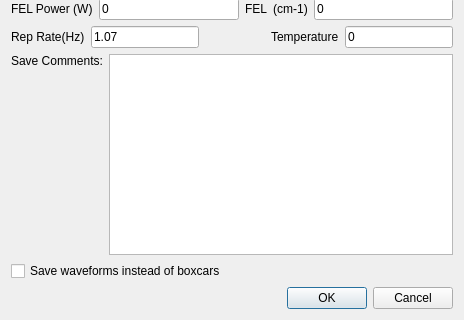
First picture: the form in Settings.ui, repository SherwinGroup/SPEXSidebands-fuzzy, before the edit; both pictures show x 0 to 464 and y 190 to 510 of the 464 by 510 pixel window.
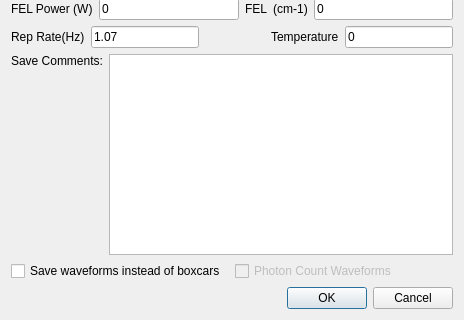
Second picture: the form after the edit. Custom widgets are drawn as their Qt base class.

Commit message: Preliminary Photon Counting

```diff
--- a/Settings.ui
+++ b/Settings.ui
@@ -366,11 +366,25 @@
     </layout>
    </item>
    <item>
+    <layout class="QHBoxLayout" name="horizontalLayout_12">
+     <item>
     <widget class="QCheckBox" name="cbSaveWaveforms">
      <property name="text">
       <string>Save waveforms instead of boxcars</string>
      </property>
     </widget>
+     </item>
+     <item>
+      <widget class="QCheckBox" name="cbPC">
+       <property name="enabled">
+        <bool>false</bool>
+       </property>
+       <property name="text">
+        <string>Photon Count Waveforms</string>
+       </property>
+      </widget>
+     </item>
+    </layout>
    </item>
    <item>
     <widget class="QDialogButtonBox" name="buttonBox">
```
Lines whose indentation alone changed are shown as unchanged. The commit also changes 5 other files.
